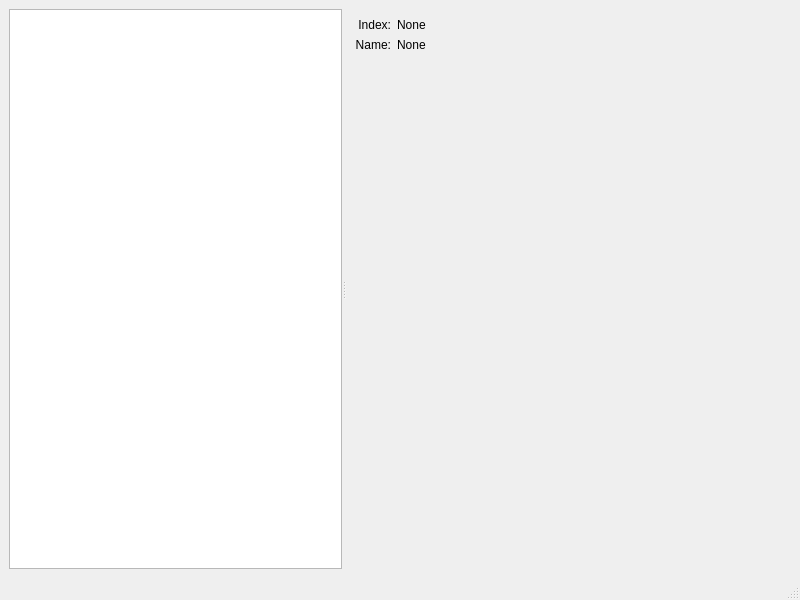
This is mainwindow.ui in fferri/GLTF-Tool as Qt 5 draws it before an edit. The edited form follows.
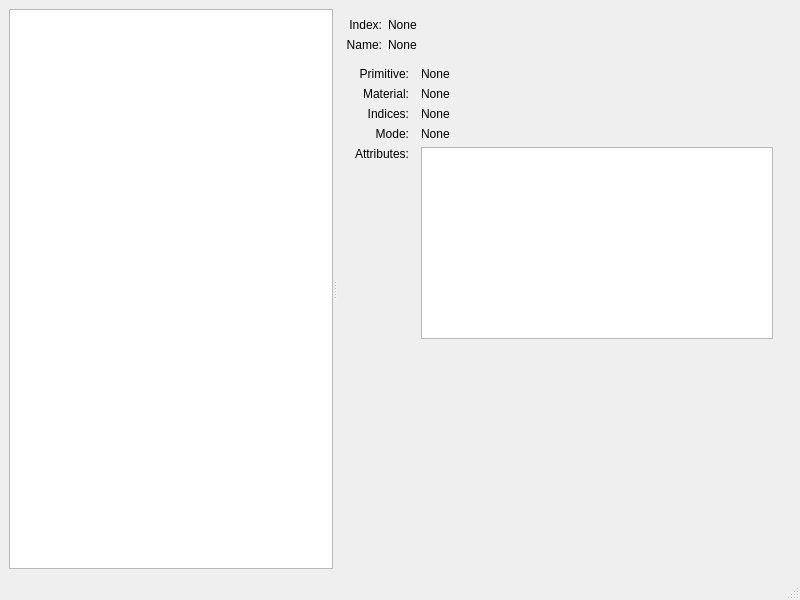
This is the edited form. The open tabs and pages were chosen to show the change. Custom widgets are drawn as their Qt base class.

Commit message: mesh+primitives ui

```diff
--- a/mainwindow.ui
+++ b/mainwindow.ui
@@ -369,16 +369,145 @@
           </widget>
          </item>
          <item row="2" column="0" colspan="2">
-          <widget class="QLabel" name="meshFill">
-           <property name="sizePolicy">
-            <sizepolicy hsizetype="Preferred" vsizetype="Preferred">
-             <horstretch>0</horstretch>
-             <verstretch>1</verstretch>
-            </sizepolicy>
-           </property>
-           <property name="text">
-            <string/>
-           </property>
+          <widget class="QStackedWidget" name="meshStackedWidget">
+           <widget class="QWidget" name="meshPageOverview">
+            <layout class="QGridLayout" name="gridLayout_10">
+             <item row="0" column="0">
+              <widget class="QLabel" name="meshPrimitivesLabel">
+               <property name="text">
+                <string>Primitives:</string>
+               </property>
+               <property name="alignment">
+                <set>Qt::AlignRight|Qt::AlignTop|Qt::AlignTrailing</set>
+               </property>
+              </widget>
+             </item>
+             <item row="0" column="1">
+              <widget class="QLabel" name="meshPrimitives">
+               <property name="sizePolicy">
+                <sizepolicy hsizetype="Preferred" vsizetype="Preferred">
+                 <horstretch>1</horstretch>
+                 <verstretch>0</verstretch>
+                </sizepolicy>
+               </property>
+               <property name="text">
+                <string>0</string>
+               </property>
+              </widget>
+             </item>
+             <item row="1" column="0" colspan="2">
+              <widget class="QLabel" name="meshPrimitivesFill">
+               <property name="sizePolicy">
+                <sizepolicy hsizetype="Preferred" vsizetype="Preferred">
+                 <horstretch>0</horstretch>
+                 <verstretch>1</verstretch>
+                </sizepolicy>
+               </property>
+               <property name="text">
+                <string/>
+               </property>
+              </widget>
+             </item>
+            </layout>
+           </widget>
+           <widget class="QWidget" name="meshPagePrimitive">
+            <layout class="QGridLayout" name="gridLayout_11">
+             <item row="2" column="2">
+              <widget class="QLabel" name="meshPrimitiveIndices">
+               <property name="text">
+                <string>None</string>
+               </property>
+              </widget>
+             </item>
+             <item row="3" column="2">
+              <widget class="QLabel" name="meshPrimitiveMode">
+               <property name="text">
+                <string>None</string>
+               </property>
+              </widget>
+             </item>
+             <item row="0" column="0">
+              <widget class="QLabel" name="meshPrimitiveIndexLabel">
+               <property name="text">
+                <string>Primitive:</string>
+               </property>
+               <property name="alignment">
+                <set>Qt::AlignRight|Qt::AlignTop|Qt::AlignTrailing</set>
+               </property>
+              </widget>
+             </item>
+             <item row="2" column="0">
+              <widget class="QLabel" name="meshPrimitiveIndicesLabel">
+               <property name="text">
+                <string>Indices:</string>
+               </property>
+               <property name="alignment">
+                <set>Qt::AlignRight|Qt::AlignTop|Qt::AlignTrailing</set>
+               </property>
+              </widget>
+             </item>
+             <item row="3" column="0">
+              <widget class="QLabel" name="meshPrimitiveModeLabel">
+               <property name="text">
+                <string>Mode:</string>
+               </property>
+               <property name="alignment">
+                <set>Qt::AlignRight|Qt::AlignTop|Qt::AlignTrailing</set>
+               </property>
+              </widget>
+             </item>
+             <item row="1" column="0">
+              <widget class="QLabel" name="meshPrimitiveMaterialLabel">
+               <property name="text">
+                <string>Material:</string>
+               </property>
+               <property name="alignment">
+                <set>Qt::AlignRight|Qt::AlignTop|Qt::AlignTrailing</set>
+               </property>
+              </widget>
+             </item>
+             <item row="4" column="0">
+              <widget class="QLabel" name="meshPrimitiveAttributesLabel">
+               <property name="text">
+                <string>Attributes:</string>
+               </property>
+               <property name="alignment">
+                <set>Qt::AlignRight|Qt::AlignTop|Qt::AlignTrailing</set>
+               </property>
+              </widget>
+             </item>
+             <item row="1" column="2">
+              <widget class="QLabel" name="meshPrimitiveMaterial">
+               <property name="text">
+                <string>None</string>
+               </property>
+              </widget>
+             </item>
+             <item row="5" column="0" colspan="3">
+              <widget class="QLabel" name="meshPrimitiveFill">
+               <property name="sizePolicy">
+                <sizepolicy hsizetype="Preferred" vsizetype="Preferred">
+                 <horstretch>0</horstretch>
+                 <verstretch>1</verstretch>
+                </sizepolicy>
+               </property>
+               <property name="text">
+                <string/>
+               </property>
+              </widget>
+             </item>
+             <item row="4" column="2">
+              <widget class="QTableWidget" name="meshPrimitiveAttributes"/>
+             </item>
+             <item row="0" column="2">
+              <widget class="QLabel" name="meshPrimitiveIndex">
+               <property name="text">
+                <string>None</string>
+               </property>
+              </widget>
+             </item>
+            </layout>
+           </widget>
           </widget>
          </item>
         </layout>
```
Left out of the diff: 22 changed lines with no effect on the pictures. The commit also changes 2 other files.
